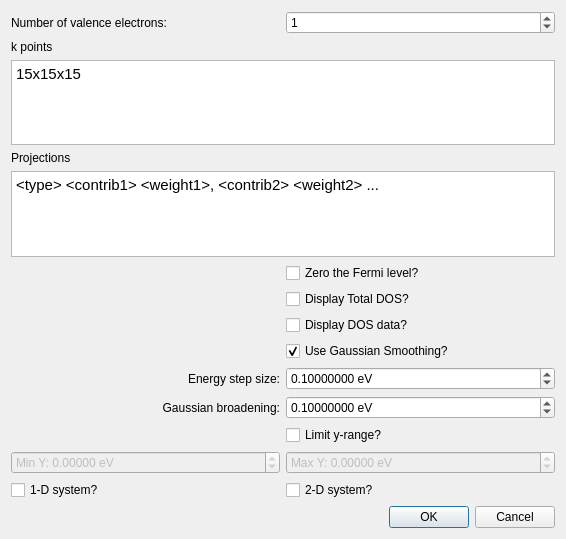
SSeBastian3/avogadro, file libavogadro/src/extensions/yaehmop/yaehmopprojecteddosdialog.ui: the form before one commit.
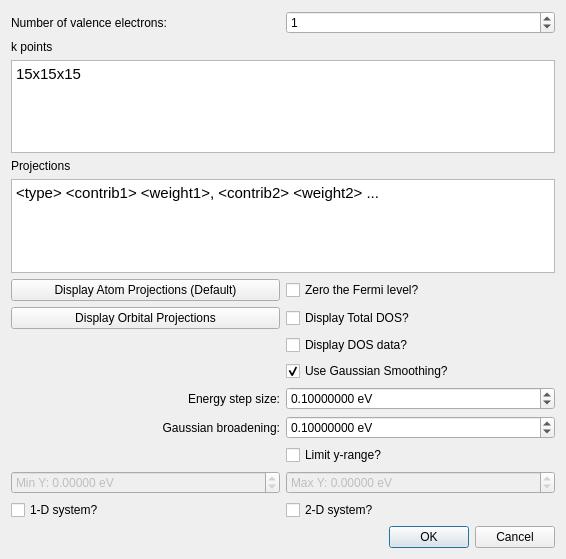
The form after the commit.

Commit message:
Added orbital guess to PDOS
This allows users to see what the orbital numbers are.
I also added a vertical line for COOP at x == 0.

```diff
--- a/libavogadro/src/extensions/yaehmop/yaehmopprojecteddosdialog.ui
+++ b/libavogadro/src/extensions/yaehmop/yaehmopprojecteddosdialog.ui
@@ -7,14 +7,14 @@
     <x>0</x>
     <y>0</y>
     <width>566</width>
-    <height>539</height>
+    <height>559</height>
    </rect>
   </property>
   <property name="windowTitle">
    <string>Yaehmop Projected DOS</string>
   </property>
   <layout class="QGridLayout" name="gridLayout">
-   <item row="9" column="1">
+   <item row="10" column="1">
     <widget class="QCheckBox" name="cb_displayTotalDOS">
      <property name="text">
       <string>Display Total DOS?</string>
@@ -48,7 +48,7 @@
      </property>
     </widget>
    </item>
-   <item row="13" column="0">
+   <item row="14" column="0">
     <widget class="QLabel" name="label_3">
      <property name="text">
       <string>Energy step size:</string>
@@ -94,7 +94,7 @@
      </property>
     </widget>
    </item>
-   <item row="14" column="0">
+   <item row="15" column="0">
     <widget class="QLabel" name="label_4">
      <property name="text">
       <string>Gaussian broadening:</string>
@@ -104,7 +104,7 @@
      </property>
     </widget>
    </item>
-   <item row="11" column="1">
+   <item row="12" column="1">
     <widget class="QCheckBox" name="cb_useSmoothing">
      <property name="toolTip">
       <string>&lt;html&gt;&lt;head/&gt;&lt;body&gt;&lt;p&gt;Whether or not to use Gaussian smoothing to smooth the data.&lt;/p&gt;&lt;p&gt;&lt;br/&gt;&lt;/p&gt;&lt;p&gt;Smoothing is typically performed for density of states data.&lt;/p&gt;&lt;p&gt;Default: on&lt;/p&gt;&lt;/body&gt;&lt;/html&gt;</string>
@@ -117,7 +117,7 @@
      </property>
     </widget>
    </item>
-   <item row="13" column="1">
+   <item row="14" column="1">
     <widget class="QDoubleSpinBox" name="spin_energyStep">
      <property name="toolTip">
       <string>&lt;html&gt;&lt;head/&gt;&lt;body&gt;&lt;p&gt;The energy step size for Gaussian smoothing. &lt;/p&gt;&lt;p&gt;Default: 0.1&lt;/p&gt;&lt;/body&gt;&lt;/html&gt;</string>
@@ -148,7 +148,7 @@
      </property>
     </widget>
    </item>
-   <item row="14" column="1">
+   <item row="15" column="1">
     <widget class="QDoubleSpinBox" name="spin_broadening">
      <property name="toolTip">
       <string>&lt;html&gt;&lt;head/&gt;&lt;body&gt;&lt;p&gt;Gaussian broadening for Gaussian smoothing. The Gaussian broadening is the standard deviation.&lt;/p&gt;&lt;p&gt;Default: 0.1&lt;/p&gt;&lt;/body&gt;&lt;/html&gt;</string>
@@ -173,7 +173,7 @@
      </property>
     </widget>
    </item>
-   <item row="20" column="0" colspan="2">
+   <item row="21" column="0" colspan="2">
     <widget class="QDialogButtonBox" name="buttonBox">
      <property name="orientation">
       <enum>Qt::Horizontal</enum>
@@ -183,7 +183,7 @@
      </property>
     </widget>
    </item>
-   <item row="18" column="1">
+   <item row="19" column="1">
     <widget class="QDoubleSpinBox" name="spin_maxY">
      <property name="enabled">
       <bool>false</bool>
@@ -205,7 +205,7 @@
      </property>
     </widget>
    </item>
-   <item row="10" column="1">
+   <item row="11" column="1">
     <widget class="QCheckBox" name="cb_displayData">
      <property name="toolTip">
       <string>&lt;html&gt;&lt;head/&gt;&lt;body&gt;&lt;p&gt;Whether or not to display the density of states data in a&lt;/p&gt;&lt;p&gt;pop-up box after the calculation finishes.&lt;/p&gt;&lt;p&gt;&lt;br/&gt;&lt;/p&gt;&lt;p&gt;Data may be copied and pasted into a separate file.&lt;/p&gt;&lt;p&gt;Default: off&lt;/p&gt;&lt;/body&gt;&lt;/html&gt;</string>
@@ -215,7 +215,7 @@
      </property>
     </widget>
    </item>
-   <item row="18" column="0">
+   <item row="19" column="0">
     <widget class="QDoubleSpinBox" name="spin_minY">
      <property name="enabled">
       <bool>false</bool>
@@ -237,7 +237,7 @@
      </property>
     </widget>
    </item>
-   <item row="8" column="1">
+   <item row="9" column="1">
     <widget class="QCheckBox" name="cb_zeroFermi">
      <property name="toolTip">
       <string>&lt;html&gt;&lt;head/&gt;&lt;body&gt;&lt;p&gt;Subtracts the Fermi energy from all other energies so that the Fermi energy is set to be zero.&lt;/p&gt;&lt;p&gt;Default: off&lt;/p&gt;&lt;/body&gt;&lt;/html&gt;</string>
@@ -247,7 +247,7 @@
      </property>
     </widget>
    </item>
-   <item row="15" column="1">
+   <item row="16" column="1">
     <widget class="QCheckBox" name="cb_limitY">
      <property name="toolTip">
       <string>&lt;html&gt;&lt;head/&gt;&lt;body&gt;&lt;p&gt;Limit the y-range?&lt;/p&gt;&lt;p&gt;&lt;br/&gt;&lt;/p&gt;&lt;p&gt;Default: off&lt;/p&gt;&lt;/body&gt;&lt;/html&gt;</string>
@@ -271,7 +271,7 @@
      </property>
     </widget>
    </item>
-   <item row="19" column="0">
+   <item row="20" column="0">
     <widget class="QCheckBox" name="cb_1DSystem">
      <property name="toolTip">
       <string>&lt;html&gt;&lt;head/&gt;&lt;body&gt;&lt;p&gt;If this box is checked, periodicity will only be along the A lattice vector.&lt;/p&gt;&lt;/body&gt;&lt;/html&gt;</string>
@@ -281,7 +281,7 @@
      </property>
     </widget>
    </item>
-   <item row="19" column="1">
+   <item row="20" column="1">
     <widget class="QCheckBox" name="cb_2DSystem">
      <property name="toolTip">
       <string>&lt;html&gt;&lt;head/&gt;&lt;body&gt;&lt;p&gt;If this box is checked, periodicity will only be along the A and B lattice vectors.&lt;/p&gt;&lt;/body&gt;&lt;/html&gt;</string>
@@ -291,6 +291,20 @@
      </property>
     </widget>
    </item>
+   <item row="10" column="0">
+    <widget class="QPushButton" name="push_displayOrbitalProj">
+     <property name="text">
+      <string>Display Orbital Projections</string>
+     </property>
+    </widget>
+   </item>
+   <item row="9" column="0">
+    <widget class="QPushButton" name="push_displayAtomProj">
+     <property name="text">
+      <string>Display Atom Projections (Default)</string>
+     </property>
+    </widget>
+   </item>
   </layout>
  </widget>
  <tabstops>
```
The commit also changes 7 other files.
